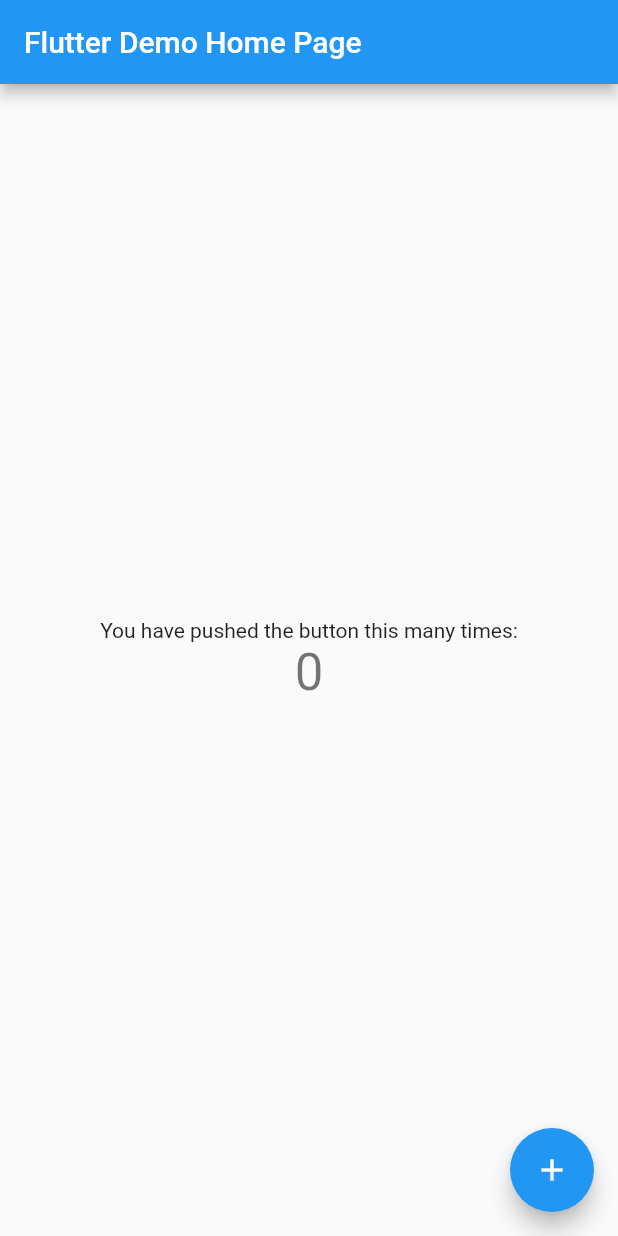
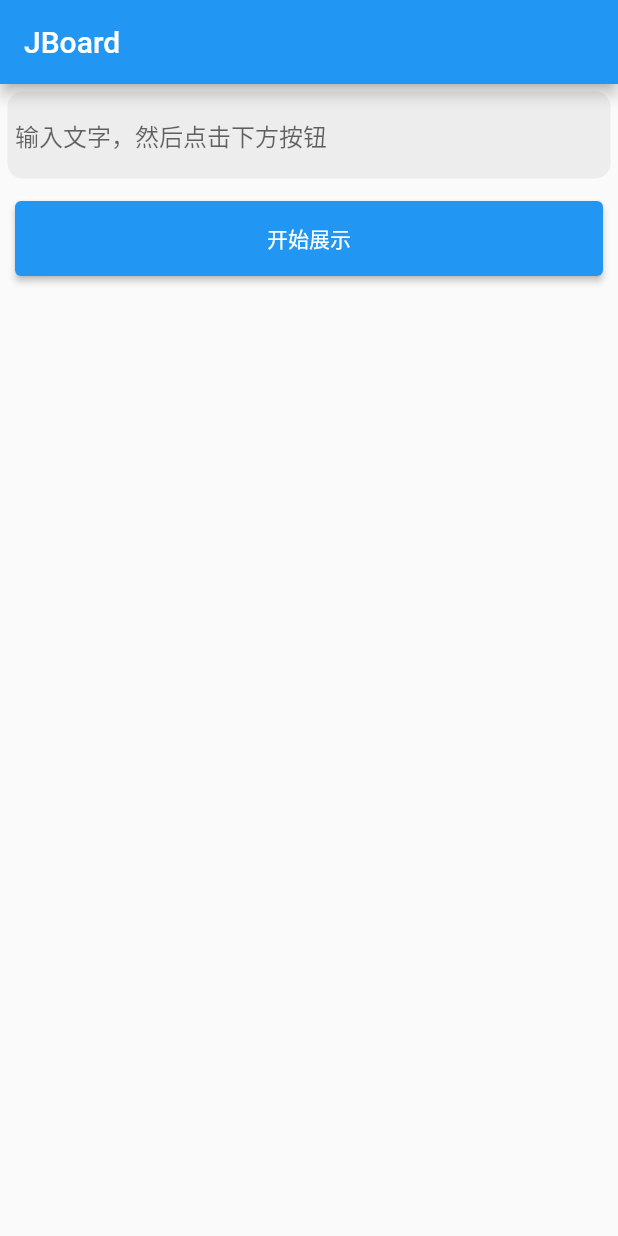
Before and after one commit to obweix/JBoard, a Flutter app: the screen it shows after launch, on a phone screen of 412 x 824 dp. Run offline on Flutter 3.47's test engine with Material 2 defaults, Android fonts, the light colour scheme and no system bars.

Commit message:
版本1.0

```diff
--- /dev/null
+++ b/lib/global/index.dart
@@ -0,0 +1 @@
+export 'routes.dart';
--- /dev/null
+++ b/lib/global/routes.dart
@@ -0,0 +1,23 @@
+import 'package:j_board/index.dart';
+import 'package:j_board/pages/page_j_board.dart';
+import 'package:j_board/pages/page_normal_board.dart';
+
+class Routes {
+  static const String pageNormalBoard = "pageNormalBoard";
+  static const String pageJBoard = "pageJBoard";
+
+
+  static Route<dynamic>? onGenerateRoute(RouteSettings settings) {
+    switch (settings.name) {
+      case pageNormalBoard:
+        return MaterialPageRoute(builder: (_) => PageNormalBoard(text: settings.arguments as String,));
+
+      case pageJBoard:
+        return MaterialPageRoute(builder: (_) => PageJBoard(text: settings.arguments as String,));
+
+      default:
+        return MaterialPageRoute(
+          builder: (_) => const Center(child: Text("undefine route name."),),);
+    }
+  }
+}
--- /dev/null
+++ b/lib/index.dart
@@ -0,0 +1,3 @@
+export 'package:flutter/material.dart';
+export 'global/index.dart';
+export 'pages/index.dart';
--- a/lib/main.dart
+++ b/lib/main.dart
@@ -1,4 +1,5 @@
-import 'package:flutter/material.dart';
+import 'package:flutter/services.dart';
+import 'index.dart';
 
 void main() {
   runApp(const MyApp());
@@ -11,35 +12,19 @@
   @override
   Widget build(BuildContext context) {
     return MaterialApp(
-      title: 'Flutter Demo',
+      debugShowCheckedModeBanner: false,
+      title: 'JBoard',
+      onGenerateRoute: Routes.onGenerateRoute,
       theme: ThemeData(
-        // This is the theme of your application.
-        //
-        // Try running your application with "flutter run". You'll see the
-        // application has a blue toolbar. Then, without quitting the app, try
-        // changing the primarySwatch below to Colors.green and then invoke
-        // "hot reload" (press "r" in the console where you ran "flutter run",
-        // or simply save your changes to "hot reload" in a Flutter IDE).
-        // Notice that the counter didn't reset back to zero; the application
-        // is not restarted.
         primarySwatch: Colors.blue,
       ),
-      home: const MyHomePage(title: 'Flutter Demo Home Page'),
+      home: const MyHomePage(title: 'JBoard'),
     );
   }
 }
 
 class MyHomePage extends StatefulWidget {
   const MyHomePage({super.key, required this.title});
-
-  // This widget is the home page of your application. It is stateful, meaning
-  // that it has a State object (defined below) that contains fields that affect
-  // how it looks.
-
-  // This class is the configuration for the state. It holds the values (in this
-  // case the title) provided by the parent (in this case the App widget) and
-  // used by the build method of the State. Fields in a Widget subclass are
-  // always marked "final".
 
   final String title;
 
@@ -48,68 +33,63 @@
 }
 
 class _MyHomePageState extends State<MyHomePage> {
-  int _counter = 0;
+  final TextEditingController _textEditingController = TextEditingController();
+  String _text = "";
 
-  void _incrementCounter() {
-    setState(() {
-      // This call to setState tells the Flutter framework that something has
-      // changed in this State, which causes it to rerun the build method below
-      // so that the display can reflect the updated values. If we changed
-      // _counter without calling setState(), then the build method would not be
-      // called again, and so nothing would appear to happen.
-      _counter++;
-    });
+  @override
+  void initState() {
+    super.initState();
+    SystemChrome.setSystemUIOverlayStyle(const SystemUiOverlayStyle(
+      statusBarColor: Colors.transparent,
+    ));
   }
 
   @override
   Widget build(BuildContext context) {
-    // This method is rerun every time setState is called, for instance as done
-    // by the _incrementCounter method above.
-    //
-    // The Flutter framework has been optimized to make rerunning build methods
-    // fast, so that you can just rebuild anything that needs updating rather
-    // than having to individually change instances of widgets.
     return Scaffold(
       appBar: AppBar(
-        // Here we take the value from the MyHomePage object that was created by
-        // the App.build method, and use it to set our appbar title.
         title: Text(widget.title),
       ),
-      body: Center(
-        // Center is a layout widget. It takes a single child and positions it
-        // in the middle of the parent.
-        child: Column(
-          // Column is also a layout widget. It takes a list of children and
-          // arranges them vertically. By default, it sizes itself to fit its
-          // children horizontally, and tries to be as tall as its parent.
-          //
-          // Invoke "debug painting" (press "p" in the console, choose the
-          // "Toggle Debug Paint" action from the Flutter Inspector in Android
-          // Studio, or the "Toggle Debug Paint" command in Visual Studio Code)
-          // to see the wireframe for each widget.
-          //
-          // Column has various properties to control how it sizes itself and
-          // how it positions its children. Here we use mainAxisAlignment to
-          // center the children vertically; the main axis here is the vertical
-          // axis because Columns are vertical (the cross axis would be
-          // horizontal).
-          mainAxisAlignment: MainAxisAlignment.center,
-          children: <Widget>[
-            const Text(
-              'You have pushed the button this many times:',
-            ),
-            Text(
-              '$_counter',
-              style: Theme.of(context).textTheme.headlineMedium,
-            ),
-          ],
+      body: SingleChildScrollView(
+        child: SizedBox(
+          width: double.infinity,
+          child: Column(
+            crossAxisAlignment: CrossAxisAlignment.center,
+            children: [
+              Container(
+                margin: const EdgeInsets.all(5),
+                padding: const EdgeInsets.all(5),
+                decoration: BoxDecoration(color: Colors.grey[300]?.withOpacity(0.5),borderRadius: BorderRadius.circular(10)),
+                child: TextField(
+                  onChanged: (newText){
+                    _text = newText;
+                  },
+                  controller: _textEditingController,
+                  decoration: const InputDecoration(hintText: '输入文字，然后点击下方按钮',border: InputBorder.none),
+                ),
+              ),
+              Container(
+                width: double.infinity,
+                height: 50,
+                margin: const EdgeInsets.all(10),
+                child: ElevatedButton(
+                    onPressed: () =>
+                        Navigator.of(context).pushNamed(Routes.pageNormalBoard,arguments: _text),
+                    child: const Text('开始展示')),
+              ),
+              // Container(
+              //   width: double.infinity,
+              //   height: 50,
+              //   margin: const EdgeInsets.all(10),
+              //   child: ElevatedButton(
+              //       onPressed: () =>
+              //           Navigator.of(context).pushNamed(Routes.pageJBoard,arguments: _text),
+              //       child: const Text('铁山靠模式')),
+              // )
+            ],
+          ),
         ),
       ),
-      floatingActionButton: FloatingActionButton(
-        onPressed: _incrementCounter,
-        tooltip: 'Increment',
-        child: const Icon(Icons.add),
-      ), // This trailing comma makes auto-formatting nicer for build methods.
     );
   }
 }
```
Also changed, not shown: lib/pages/page_j_board.dart (added, +27 -0 lines), lib/pages/page_normal_board.dart (added, +40 -0 lines), lib/widget/marquee.dart (added, +139 -0 lines), lib/widget/shake_banner.dart (added, +92 -0 lines), lib/pages/index.dart (added).
